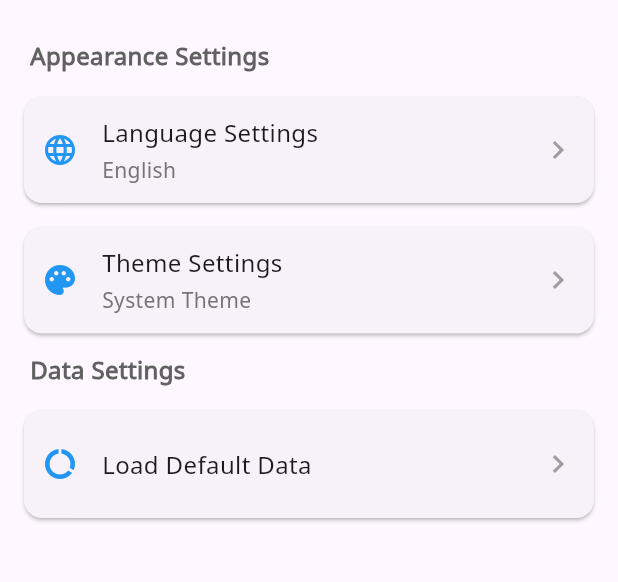
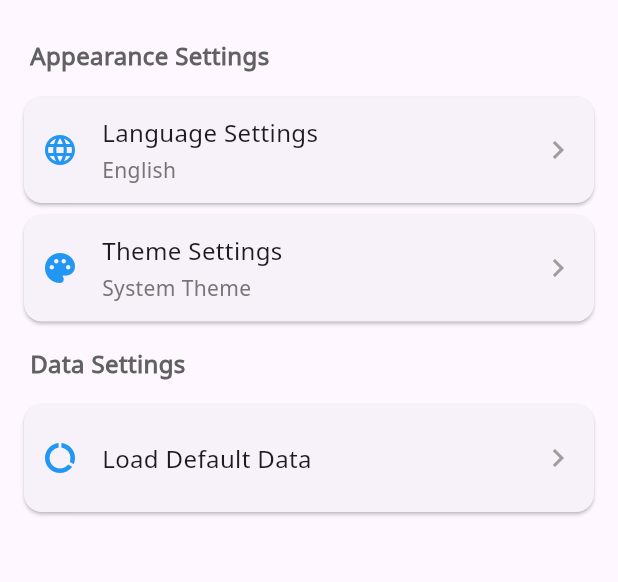
Before and after one commit to chouyo/project_led, a Flutter app: the OptionScreen screen opened by its route, on a phone screen of 412 x 824 dp, the part 64-646 px from its top. Run offline on Flutter 3.47's test engine with Material 3 defaults, Android fonts, the phone set to English and light mode, and no system bars; our stand-ins replace get, hive, hive_flutter, vibration, wakelock_plus; accounts and stored records are empty.

Commit message:
Adjust spacing in OptionScreen by increasing the height of the SizedBox from 8 to 12 for improved layout consistency.

```diff
--- a/lib/presentation/option/option.screen.dart
+++ b/lib/presentation/option/option.screen.dart
@@ -120,7 +120,6 @@ class OptionScreen extends GetView<OptionController> {
                     );
                   },
                 ),
-                SizedBox(height: 8),
                 _buildCard(
                   Icons.palette,
                   'themeSettings'.tr,
@@ -209,7 +208,7 @@ class OptionScreen extends GetView<OptionController> {
                 ),
               ],
             ),
-            SizedBox(height: 8),
+            SizedBox(height: 12),
             _buildSection(
               'dataSettings'.tr,
               [
```
